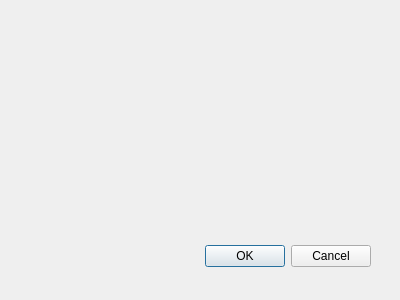
Qt form incluirlivro.ui (ErikaFernanda/Loja) before a commit.
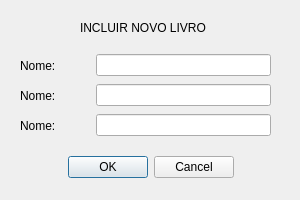
The same form after that commit.

```diff
--- a/incluirlivro.ui
+++ b/incluirlivro.ui
@@ -8,28 +8,155 @@
    <rect>
     <x>0</x>
     <y>0</y>
-    <width>400</width>
-    <height>300</height>
+    <width>300</width>
+    <height>200</height>
    </rect>
   </property>
   <property name="windowTitle">
    <string>Dialog</string>
   </property>
+  <property name="layoutDirection">
+   <enum>Qt::LeftToRight</enum>
+  </property>
   <widget class="QDialogButtonBox" name="buttonBox">
    <property name="geometry">
     <rect>
-     <x>30</x>
-     <y>240</y>
-     <width>341</width>
-     <height>32</height>
+     <x>0</x>
+     <y>152</y>
+     <width>301</width>
+     <height>30</height>
     </rect>
    </property>
+   <property name="layoutDirection">
+    <enum>Qt::LeftToRight</enum>
+   </property>
    <property name="orientation">
     <enum>Qt::Horizontal</enum>
    </property>
    <property name="standardButtons">
     <set>QDialogButtonBox::Cancel|QDialogButtonBox::Ok</set>
    </property>
+   <property name="centerButtons">
+    <bool>true</bool>
+   </property>
+  </widget>
+  <widget class="QWidget" name="horizontalLayoutWidget">
+   <property name="geometry">
+    <rect>
+     <x>20</x>
+     <y>50</y>
+     <width>251</width>
+     <height>31</height>
+    </rect>
+   </property>
+   <layout class="QHBoxLayout" name="horizontalLayout">
+    <property name="spacing">
+     <number>40</number>
+    </property>
+    <item>
+     <widget class="QLabel" name="label">
+      <property name="enabled">
+       <bool>true</bool>
+      </property>
+      <property name="text">
+       <string>Nome:</string>
+      </property>
+     </widget>
+    </item>
+    <item>
+     <widget class="QLineEdit" name="lineEdit">
+      <property name="layoutDirection">
+       <enum>Qt::LeftToRight</enum>
+      </property>
+      <property name="alignment">
+       <set>Qt::AlignLeading|Qt::AlignLeft|Qt::AlignVCenter</set>
+      </property>
+     </widget>
+    </item>
+   </layout>
+  </widget>
+  <widget class="QWidget" name="horizontalLayoutWidget_2">
+   <property name="geometry">
+    <rect>
+     <x>20</x>
+     <y>80</y>
+     <width>251</width>
+     <height>31</height>
+    </rect>
+   </property>
+   <layout class="QHBoxLayout" name="horizontalLayout_2">
+    <property name="spacing">
+     <number>40</number>
+    </property>
+    <item>
+     <widget class="QLabel" name="label_2">
+      <property name="enabled">
+       <bool>true</bool>
+      </property>
+      <property name="text">
+       <string>Nome:</string>
+      </property>
+     </widget>
+    </item>
+    <item>
+     <widget class="QLineEdit" name="lineEdit_3">
+      <property name="layoutDirection">
+       <enum>Qt::LeftToRight</enum>
+      </property>
+      <property name="alignment">
+       <set>Qt::AlignLeading|Qt::AlignLeft|Qt::AlignVCenter</set>
+      </property>
+     </widget>
+    </item>
+   </layout>
+  </widget>
+  <widget class="QWidget" name="horizontalLayoutWidget_3">
+   <property name="geometry">
+    <rect>
+     <x>20</x>
+     <y>110</y>
+     <width>251</width>
+     <height>31</height>
+    </rect>
+   </property>
+   <layout class="QHBoxLayout" name="horizontalLayout_6">
+    <property name="spacing">
+     <number>40</number>
+    </property>
+    <item>
+     <widget class="QLabel" name="label_5">
+      <property name="enabled">
+       <bool>true</bool>
+      </property>
+      <property name="text">
+       <string>Nome:</string>
+      </property>
+     </widget>
+    </item>
+    <item>
+     <widget class="QLineEdit" name="lineEdit_6">
+      <property name="layoutDirection">
+       <enum>Qt::LeftToRight</enum>
+      </property>
+      <property name="alignment">
+       <set>Qt::AlignLeading|Qt::AlignLeft|Qt::AlignVCenter</set>
+      </property>
+     </widget>
+    </item>
+   </layout>
+  </widget>
+  <widget class="QLabel" name="label_7">
+   <property name="geometry">
+    <rect>
+     <x>80</x>
+     <y>20</y>
+     <width>161</width>
+     <height>16</height>
+    </rect>
+   </property>
+   <property name="text">
+    <string>INCLUIR NOVO LIVRO</string>
+   </property>
   </widget>
  </widget>
  <pixmapfunction/>
```
Left out of the diff: 17 changed lines with no effect on the pictures.
